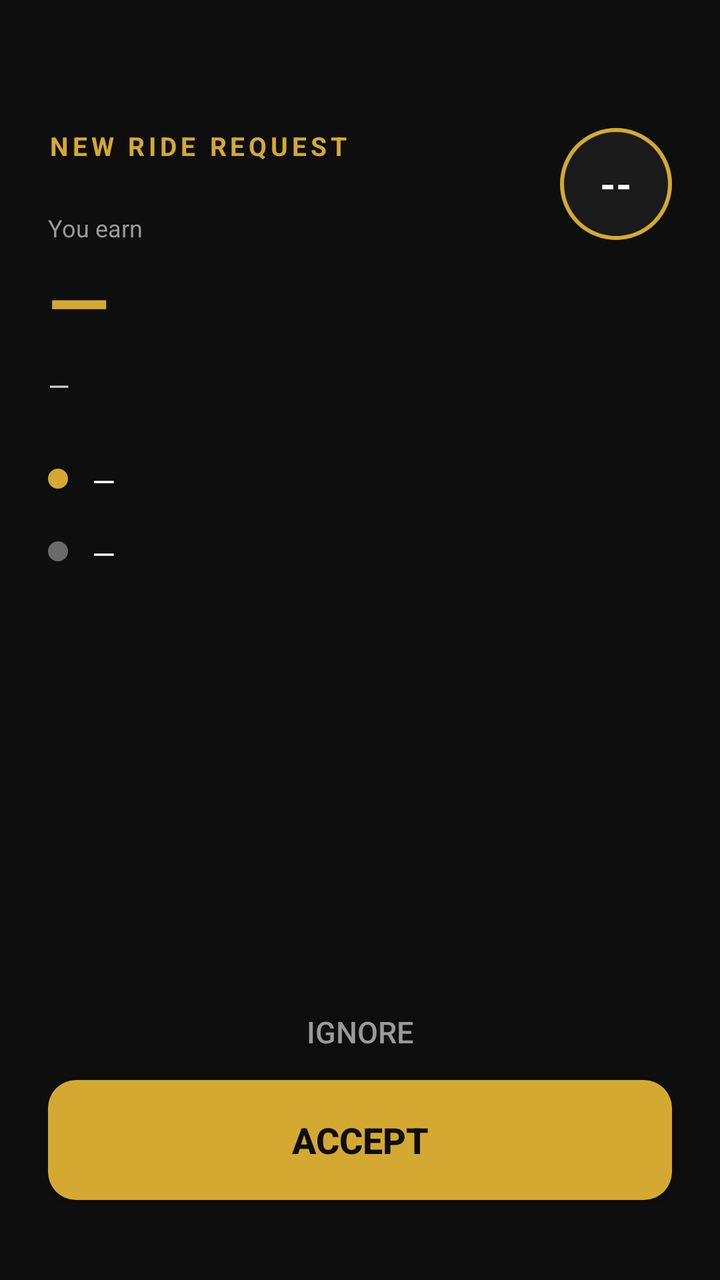
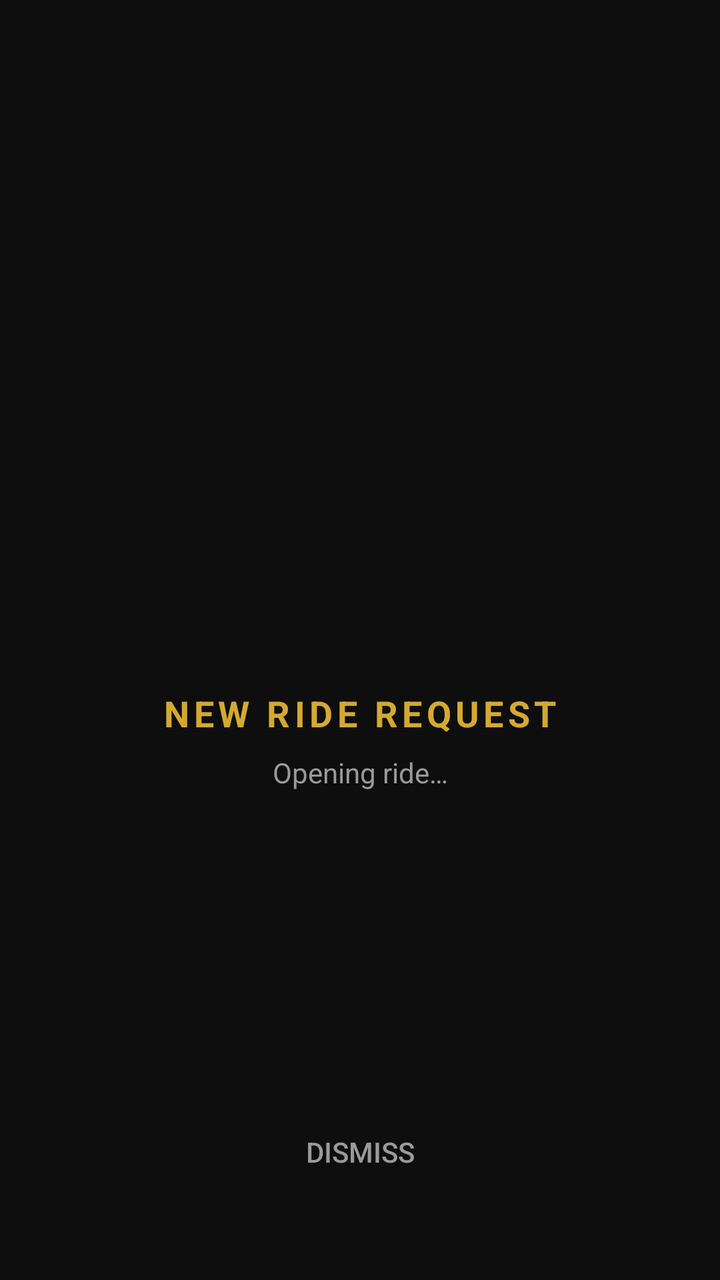

The first picture is an Android layout as it rendered before a commit; the second is the same layout after the commit. The layout source and the unified diff follow.
<!-- AndroidManifest.xml: activity theme AppTheme.NoActionBar -->
<!-- res/layout/activity_incoming_ride.xml -->
<?xml version="1.0" encoding="utf-8"?>
<androidx.constraintlayout.widget.ConstraintLayout
    xmlns:android="http://schemas.android.com/apk/res/android"
    xmlns:app="http://schemas.android.com/apk/res-auto"
    android:layout_width="match_parent"
    android:layout_height="match_parent"
    android:background="#0E0E0E"
    android:padding="24dp">

    <TextView
        android:id="@+id/headerLabel"
        android:layout_width="wrap_content"
        android:layout_height="wrap_content"
        android:text="@string/incoming_ride_title"
        android:textColor="#D4A932"
        android:textSize="13sp"
        android:textStyle="bold"
        android:letterSpacing="0.15"
        app:layout_constraintTop_toTopOf="parent"
        app:layout_constraintStart_toStartOf="parent"
        android:layout_marginTop="40dp" />

    <TextView
        android:id="@+id/countdown"
        android:layout_width="56dp"
        android:layout_height="56dp"
        android:gravity="center"
        android:text="--"
        android:textColor="#FFFFFF"
        android:textSize="20sp"
        android:textStyle="bold"
        android:background="@drawable/countdown_ring"
        app:layout_constraintTop_toTopOf="@id/headerLabel"
        app:layout_constraintEnd_toEndOf="parent" />

    
    <TextView
        android:id="@+id/fareLabel"
        android:layout_width="wrap_content"
        android:layout_height="wrap_content"
        android:text="@string/incoming_ride_fare_label"
        android:textColor="#9A9A9A"
        android:textSize="12sp"
        app:layout_constraintTop_toBottomOf="@id/headerLabel"
        app:layout_constraintStart_toStartOf="parent"
        android:layout_marginTop="24dp" />

    <TextView
        android:id="@+id/fareValue"
        android:layout_width="wrap_content"
        android:layout_height="wrap_content"
        android:text="—"
        android:textColor="#D4A932"
        android:textSize="40sp"
        android:textStyle="bold"
        app:layout_constraintTop_toBottomOf="@id/fareLabel"
        app:layout_constraintStart_toStartOf="parent"
        android:layout_marginTop="2dp" />

    
    <TextView
        android:id="@+id/metaLine"
        android:layout_width="0dp"
        android:layout_height="wrap_content"
        android:text="—"
        android:textColor="#CFCFCF"
        android:textSize="14sp"
        app:layout_constraintTop_toBottomOf="@id/fareValue"
        app:layout_constraintStart_toStartOf="parent"
        app:layout_constraintEnd_toEndOf="parent"
        android:layout_marginTop="6dp" />

    
    <View
        android:id="@+id/pickupDot"
        android:layout_width="10dp"
        android:layout_height="10dp"
        android:background="@drawable/dot_gold"
        app:layout_constraintTop_toTopOf="@id/pickupValue"
        app:layout_constraintStart_toStartOf="parent"
        android:layout_marginTop="4dp" />

    <TextView
        android:id="@+id/pickupValue"
        android:layout_width="0dp"
        android:layout_height="wrap_content"
        android:text="—"
        android:textColor="#FFFFFF"
        android:textSize="15sp"
        app:layout_constraintTop_toBottomOf="@id/metaLine"
        app:layout_constraintStart_toEndOf="@id/pickupDot"
        app:layout_constraintEnd_toEndOf="parent"
        android:layout_marginStart="12dp"
        android:layout_marginTop="28dp" />

    
    <View
        android:id="@+id/dropDot"
        android:layout_width="10dp"
        android:layout_height="10dp"
        android:background="@drawable/dot_grey"
        app:layout_constraintTop_toTopOf="@id/dropValue"
        app:layout_constraintStart_toStartOf="parent"
        android:layout_marginTop="4dp" />

    <TextView
        android:id="@+id/dropValue"
        android:layout_width="0dp"
        android:layout_height="wrap_content"
        android:text="—"
        android:textColor="#FFFFFF"
        android:textSize="15sp"
        app:layout_constraintTop_toBottomOf="@id/pickupValue"
        app:layout_constraintStart_toEndOf="@id/dropDot"
        app:layout_constraintEnd_toEndOf="parent"
        android:layout_marginStart="12dp"
        android:layout_marginTop="16dp" />

    
    <TextView
        android:id="@+id/statusLine"
        android:layout_width="0dp"
        android:layout_height="wrap_content"
        android:gravity="center"
        android:text=""
        android:textColor="#9A9A9A"
        android:textSize="13sp"
        app:layout_constraintBottom_toTopOf="@id/acceptButton"
        app:layout_constraintStart_toStartOf="parent"
        app:layout_constraintEnd_toEndOf="parent"
        android:layout_marginBottom="12dp" />

    <Button
        android:id="@+id/acceptButton"
        android:layout_width="0dp"
        android:layout_height="60dp"
        android:text="@string/incoming_ride_accept"
        android:textColor="#0E0E0E"
        android:textSize="18sp"
        android:textStyle="bold"
        android:background="@drawable/btn_accept"
        app:layout_constraintBottom_toBottomOf="parent"
        app:layout_constraintStart_toStartOf="parent"
        app:layout_constraintEnd_toEndOf="parent"
        android:layout_marginBottom="16dp" />

    <Button
        android:id="@+id/rejectButton"
        android:layout_width="0dp"
        android:layout_height="48dp"
        android:text="@string/incoming_ride_reject"
        android:textColor="#9A9A9A"
        android:textSize="15sp"
        android:background="@android:color/transparent"
        app:layout_constraintBottom_toTopOf="@id/acceptButton"
        app:layout_constraintStart_toStartOf="parent"
        app:layout_constraintEnd_toEndOf="parent" />

</androidx.constraintlayout.widget.ConstraintLayout>
<!-- resources referenced by this layout -->
<resources>
  <!-- drawable btn_accept (drawable) -->
  <?xml version="1.0" encoding="utf-8"?>
  <shape xmlns:android="http://schemas.android.com/apk/res/android" android:shape="rectangle">
      <solid android:color="#D4A932" />
      <corners android:radius="14dp" />
  </shape>
  <!-- drawable countdown_ring (drawable) -->
  <?xml version="1.0" encoding="utf-8"?>
  <shape xmlns:android="http://schemas.android.com/apk/res/android" android:shape="oval">
      <solid android:color="#1A1A1A" />
      <stroke android:width="2dp" android:color="#D4A932" />
  </shape>
  <!-- drawable dot_gold (drawable) -->
  <?xml version="1.0" encoding="utf-8"?>
  <shape xmlns:android="http://schemas.android.com/apk/res/android" android:shape="oval">
      <solid android:color="#D4A932" />
  </shape>
  <!-- drawable dot_grey (drawable) -->
  <?xml version="1.0" encoding="utf-8"?>
  <shape xmlns:android="http://schemas.android.com/apk/res/android" android:shape="oval">
      <solid android:color="#6A6A6A" />
  </shape>
  <string name="incoming_ride_accept">Accept</string>
  <string name="incoming_ride_fare_label">You earn</string>
  <string name="incoming_ride_reject">Ignore</string>
  <string name="incoming_ride_title">NEW RIDE REQUEST</string>
  <style name="AppTheme.NoActionBar" parent="Theme.AppCompat.DayNight.NoActionBar">
          <item name="windowActionBar">false</item>
          <item name="windowNoTitle">true</item>
          <item name="android:background">@null</item>
      </style>
</resources>

<!-- the commit's change to res/layout/activity_incoming_ride.xml (unified diff, before → after) -->
@@ -7,153 +7,57 @@
     android:background="#0E0E0E"
     android:padding="24dp">
 
+    <ProgressBar
+        android:id="@+id/spinner"
+        style="?android:attr/progressBarStyleLarge"
+        android:layout_width="wrap_content"
+        android:layout_height="wrap_content"
+        android:indeterminateTint="#D4A932"
+        app:layout_constraintTop_toTopOf="parent"
+        app:layout_constraintBottom_toTopOf="@id/title"
+        app:layout_constraintStart_toStartOf="parent"
+        app:layout_constraintEnd_toEndOf="parent"
+        app:layout_constraintVertical_chainStyle="packed" />
+
     <TextView
-        android:id="@+id/headerLabel"
+        android:id="@+id/title"
         android:layout_width="wrap_content"
         android:layout_height="wrap_content"
         android:text="@string/incoming_ride_title"
         android:textColor="#D4A932"
-        android:textSize="13sp"
+        android:textSize="18sp"
         android:textStyle="bold"
-        android:letterSpacing="0.15"
-        app:layout_constraintTop_toTopOf="parent"
+        android:letterSpacing="0.12"
+        android:layout_marginTop="24dp"
+        app:layout_constraintTop_toBottomOf="@id/spinner"
+        app:layout_constraintBottom_toTopOf="@id/subtitle"
         app:layout_constraintStart_toStartOf="parent"
-        android:layout_marginTop="40dp" />
+        app:layout_constraintEnd_toEndOf="parent" />
 
     <TextView
-        android:id="@+id/countdown"
-        android:layout_width="56dp"
-        android:layout_height="56dp"
-        android:gravity="center"
-        android:text="--"
-        android:textColor="#FFFFFF"
-        android:textSize="20sp"
-        android:textStyle="bold"
-        android:background="@drawable/countdown_ring"
-        app:layout_constraintTop_toTopOf="@id/headerLabel"
+        android:id="@+id/subtitle"
+        android:layout_width="wrap_content"
+        android:layout_height="wrap_content"
+        android:text="@string/incoming_ride_opening"
+        android:textColor="#9A9A9A"
+        android:textSize="14sp"
+        android:layout_marginTop="8dp"
+        app:layout_constraintTop_toBottomOf="@id/title"
+        app:layout_constraintBottom_toBottomOf="parent"
+        app:layout_constraintStart_toStartOf="parent"
         app:layout_constraintEnd_toEndOf="parent" />
 
-    
-    <TextView
-        android:id="@+id/fareLabel"
+    <Button
+        android:id="@+id/dismissButton"
         android:layout_width="wrap_content"
         android:layout_height="wrap_content"
-        android:text="@string/incoming_ride_fare_label"
+        android:text="@string/incoming_ride_dismiss"
         android:textColor="#9A9A9A"
-        android:textSize="12sp"
-        app:layout_constraintTop_toBottomOf="@id/headerLabel"
-        app:layout_constraintStart_toStartOf="parent"
-        android:layout_marginTop="24dp" />
-
-    <TextView
-        android:id="@+id/fareValue"
-        android:layout_width="wrap_content"
-        android:layout_height="wrap_content"
-        android:text="—"
-        android:textColor="#D4A932"
-        android:textSize="40sp"
-        android:textStyle="bold"
-        app:layout_constraintTop_toBottomOf="@id/fareLabel"
-        app:layout_constraintStart_toStartOf="parent"
-        android:layout_marginTop="2dp" />
-
-    
-    <TextView
-        android:id="@+id/metaLine"
-        android:layout_width="0dp"
-        android:layout_height="wrap_content"
-        android:text="—"
-        android:textColor="#CFCFCF"
         android:textSize="14sp"
-        app:layout_constraintTop_toBottomOf="@id/fareValue"
-        app:layout_constraintStart_toStartOf="parent"
-        app:layout_constraintEnd_toEndOf="parent"
-        android:layout_marginTop="6dp" />
-
-    
-    <View
-        android:id="@+id/pickupDot"
-        android:layout_width="10dp"
-        android:layout_height="10dp"
-        android:background="@drawable/dot_gold"
-        app:layout_constraintTop_toTopOf="@id/pickupValue"
-        app:layout_constraintStart_toStartOf="parent"
-        android:layout_marginTop="4dp" />
-
-    <TextView
-        android:id="@+id/pickupValue"
-        android:layout_width="0dp"
-        android:layout_height="wrap_content"
-        android:text="—"
-        android:textColor="#FFFFFF"
-        android:textSize="15sp"
-        app:layout_constraintTop_toBottomOf="@id/metaLine"
-        app:layout_constraintStart_toEndOf="@id/pickupDot"
-        app:layout_constraintEnd_toEndOf="parent"
-        android:layout_marginStart="12dp"
-        android:layout_marginTop="28dp" />
-
-    
-    <View
-        android:id="@+id/dropDot"
-        android:layout_width="10dp"
-        android:layout_height="10dp"
-        android:background="@drawable/dot_grey"
-        app:layout_constraintTop_toTopOf="@id/dropValue"
-        app:layout_constraintStart_toStartOf="parent"
-        android:layout_marginTop="4dp" />
-
-    <TextView
-        android:id="@+id/dropValue"
-        android:layout_width="0dp"
-        android:layout_height="wrap_content"
-        android:text="—"
-        android:textColor="#FFFFFF"
-        android:textSize="15sp"
-        app:layout_constraintTop_toBottomOf="@id/pickupValue"
-        app:layout_constraintStart_toEndOf="@id/dropDot"
-        app:layout_constraintEnd_toEndOf="parent"
-        android:layout_marginStart="12dp"
-        android:layout_marginTop="16dp" />
-
-    
-    <TextView
-        android:id="@+id/statusLine"
-        android:layout_width="0dp"
-        android:layout_height="wrap_content"
-        android:gravity="center"
-        android:text=""
-        android:textColor="#9A9A9A"
-        android:textSize="13sp"
-        app:layout_constraintBottom_toTopOf="@id/acceptButton"
-        app:layout_constraintStart_toStartOf="parent"
-        app:layout_constraintEnd_toEndOf="parent"
-        android:layout_marginBottom="12dp" />
-
-    <Button
-        android:id="@+id/acceptButton"
-        android:layout_width="0dp"
-        android:layout_height="60dp"
-        android:text="@string/incoming_ride_accept"
-        android:textColor="#0E0E0E"
-        android:textSize="18sp"
-        android:textStyle="bold"
-        android:background="@drawable/btn_accept"
+        android:background="@android:color/transparent"
         app:layout_constraintBottom_toBottomOf="parent"
         app:layout_constraintStart_toStartOf="parent"
         app:layout_constraintEnd_toEndOf="parent"
         android:layout_marginBottom="16dp" />
 
-    <Button
-        android:id="@+id/rejectButton"
-        android:layout_width="0dp"
-        android:layout_height="48dp"
-        android:text="@string/incoming_ride_reject"
-        android:textColor="#9A9A9A"
-        android:textSize="15sp"
-        android:background="@android:color/transparent"
-        app:layout_constraintBottom_toTopOf="@id/acceptButton"
-        app:layout_constraintStart_toStartOf="parent"
-        app:layout_constraintEnd_toEndOf="parent" />
-
 </androidx.constraintlayout.widget.ConstraintLayout>
<!-- resource entries referenced after the edit -->
@@ -1,30 +1,7 @@
 <!-- resources referenced by this layout -->
 <resources>
-  <!-- drawable btn_accept (drawable) -->
-  <?xml version="1.0" encoding="utf-8"?>
-  <shape xmlns:android="http://schemas.android.com/apk/res/android" android:shape="rectangle">
-      <solid android:color="#D4A932" />
-      <corners android:radius="14dp" />
-  </shape>
-  <!-- drawable countdown_ring (drawable) -->
-  <?xml version="1.0" encoding="utf-8"?>
-  <shape xmlns:android="http://schemas.android.com/apk/res/android" android:shape="oval">
-      <solid android:color="#1A1A1A" />
-      <stroke android:width="2dp" android:color="#D4A932" />
-  </shape>
-  <!-- drawable dot_gold (drawable) -->
-  <?xml version="1.0" encoding="utf-8"?>
-  <shape xmlns:android="http://schemas.android.com/apk/res/android" android:shape="oval">
-      <solid android:color="#D4A932" />
-  </shape>
-  <!-- drawable dot_grey (drawable) -->
-  <?xml version="1.0" encoding="utf-8"?>
-  <shape xmlns:android="http://schemas.android.com/apk/res/android" android:shape="oval">
-      <solid android:color="#6A6A6A" />
-  </shape>
-  <string name="incoming_ride_accept">Accept</string>
-  <string name="incoming_ride_fare_label">You earn</string>
-  <string name="incoming_ride_reject">Ignore</string>
+  <string name="incoming_ride_dismiss">Dismiss</string>
+  <string name="incoming_ride_opening">Opening ride…</string>
   <string name="incoming_ride_title">NEW RIDE REQUEST</string>
   <style name="AppTheme.NoActionBar" parent="Theme.AppCompat.DayNight.NoActionBar">
           <item name="windowActionBar">false</item>
